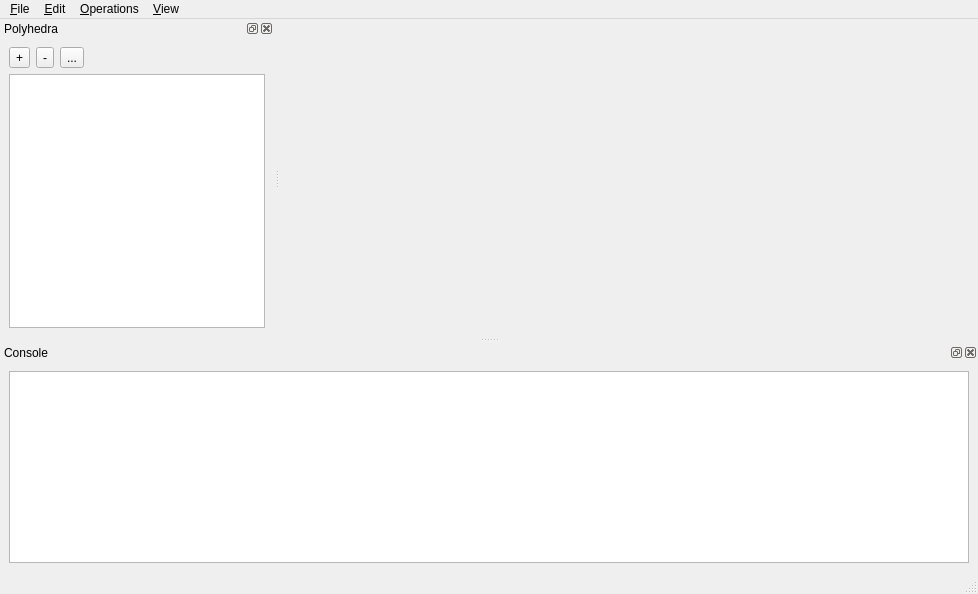
Old version of the form Polyhedron/demo/Polyhedron/MainWindow.ui in the repository CGAL/cgal.
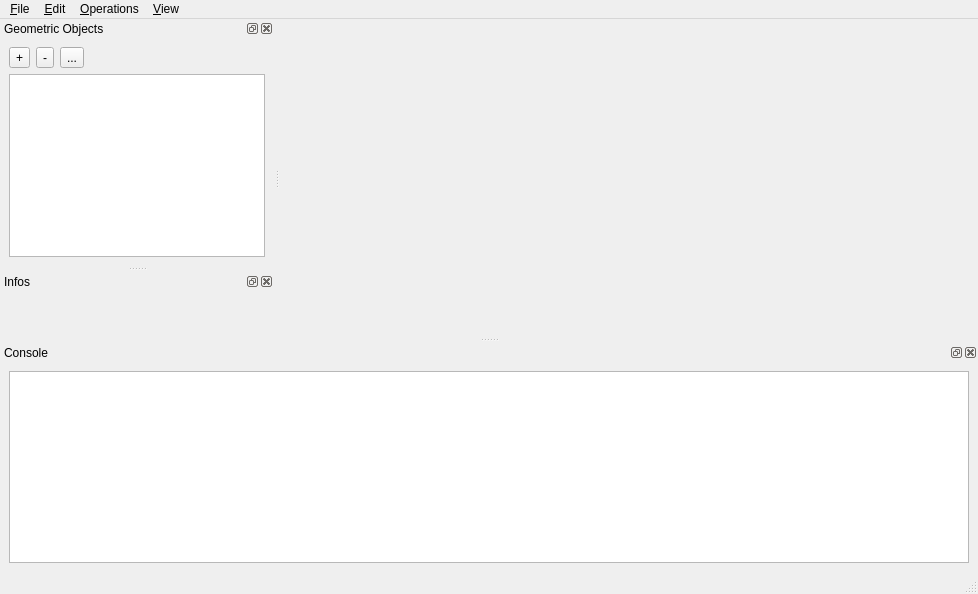
New version of the form. Icons and pictures are not drawn. Custom widgets are drawn as their Qt base class.

What changed in the file:
```diff
--- a/Polyhedron/demo/Polyhedron/MainWindow.ui
+++ b/Polyhedron/demo/Polyhedron/MainWindow.ui
@@ -29,9 +29,6 @@
       </property>
      </widget>
     </item>
-    <item>
-     <widget class="QLabel" name="infoLabel"/>
-    </item>
    </layout>
   </widget>
   <widget class="QMenuBar" name="menubar">
@@ -139,7 +136,7 @@
     <locale language="English" country="UnitedStates"/>
    </property>
    <property name="windowTitle">
-    <string>Polyhedra</string>
+    <string>Geometric Objects</string>
    </property>
    <attribute name="dockWidgetArea">
     <number>1</number>
@@ -238,6 +235,45 @@
     </layout>
    </widget>
   </widget>
+  <widget class="QDockWidget" name="infoDockWidget">
+   <property name="windowTitle">
+    <string>Infos</string>
+   </property>
+   <attribute name="dockWidgetArea">
+    <number>1</number>
+   </attribute>
+   <widget class="QWidget" name="dockWidgetContents_2">
+    <layout class="QHBoxLayout" name="horizontalLayout_2">
+     <item>
+      <layout class="QVBoxLayout" name="verticalLayout_4" stretch="0,0">
+       <property name="spacing">
+        <number>0</number>
+       </property>
+       <item>
+        <widget class="QLabel" name="infoLabel">
+         <property name="contextMenuPolicy">
+          <enum>Qt::CustomContextMenu</enum>
+         </property>
+         <property name="lineWidth">
+          <number>0</number>
+         </property>
+         <property name="alignment">
+          <set>Qt::AlignLeading|Qt::AlignLeft|Qt::AlignTop</set>
+         </property>
+        </widget>
+       </item>
+       <item>
+        <widget class="QLabel" name="displayLabel">
+         <property name="text">
+          <string/>
+         </property>
+        </widget>
+       </item>
+      </layout>
+     </item>
+    </layout>
+   </widget>
+  </widget>
   <action name="actionQuit">
    <property name="text">
     <string>&amp;Quit</string>
```
Left out of the diff: 70 changed lines with no effect on the pictures.
